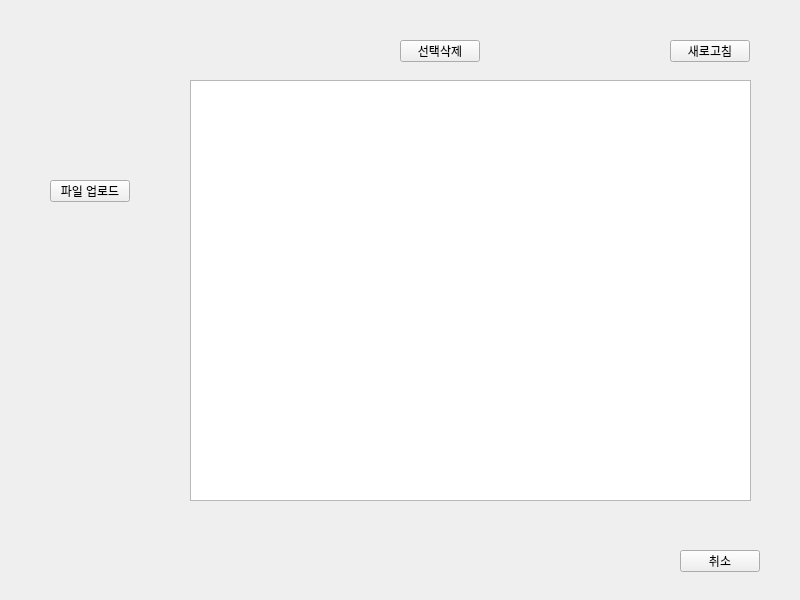
Above: source/designer_ui/file_menu.ui from Leedonggeon123/save before the change. Below: the same form after it.
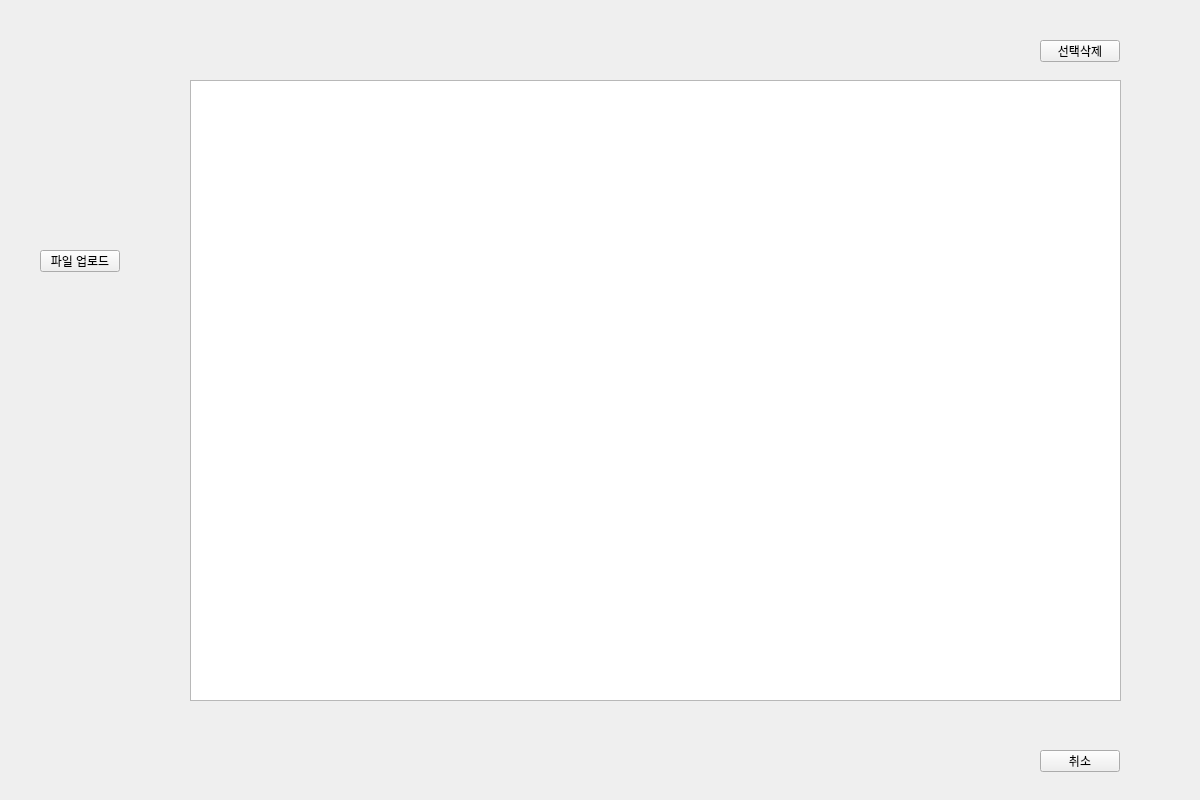
That is the form after the change.

Commit message: 파일 부분 gui 한 화면에 연결

Patch:
```diff
--- a/source/designer_ui/file_menu.ui
+++ b/source/designer_ui/file_menu.ui
@@ -6,8 +6,8 @@
    <rect>
     <x>0</x>
     <y>0</y>
-    <width>800</width>
-    <height>600</height>
+    <width>1200</width>
+    <height>800</height>
    </rect>
   </property>
   <property name="windowTitle">
@@ -16,8 +16,8 @@
   <widget class="QPushButton" name="upload_btn">
    <property name="geometry">
     <rect>
-     <x>50</x>
-     <y>180</y>
+     <x>40</x>
+     <y>250</y>
      <width>80</width>
      <height>22</height>
     </rect>
@@ -31,31 +31,18 @@
     <rect>
      <x>190</x>
      <y>80</y>
-     <width>561</width>
-     <height>421</height>
+     <width>931</width>
+     <height>621</height>
     </rect>
    </property>
    <property name="editTriggers">
     <set>QAbstractItemView::EditTrigger::NoEditTriggers</set>
    </property>
   </widget>
-  <widget class="QPushButton" name="refresh_btn">
-   <property name="geometry">
-    <rect>
-     <x>670</x>
-     <y>40</y>
-     <width>80</width>
-     <height>22</height>
-    </rect>
-   </property>
-   <property name="text">
-    <string>새로고침</string>
-   </property>
-  </widget>
   <widget class="QPushButton" name="delete_btn">
    <property name="geometry">
     <rect>
-     <x>400</x>
+     <x>1040</x>
      <y>40</y>
      <width>80</width>
      <height>22</height>
@@ -68,8 +55,8 @@
   <widget class="QPushButton" name="cancel_btn">
    <property name="geometry">
     <rect>
-     <x>680</x>
-     <y>550</y>
+     <x>1040</x>
+     <y>750</y>
      <width>80</width>
      <height>22</height>
     </rect>
```
The commit also changes 6 other files.
